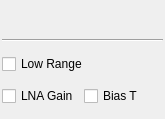
Before: the Qt Designer form plugins/samplesource/fcdproplus/fcdproplusgui.ui in f4exb/sdrangel, drawn with Qt 5.
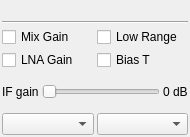
After: the same form once the commit is applied. Custom widgets are drawn as their Qt base class.

The edit to the form file:
```diff
--- a/plugins/samplesource/fcdproplus/fcdproplusgui.ui
+++ b/plugins/samplesource/fcdproplus/fcdproplusgui.ui
@@ -6,8 +6,8 @@
    <rect>
     <x>0</x>
     <y>0</y>
-    <width>165</width>
-    <height>119</height>
+    <width>190</width>
+    <height>137</height>
    </rect>
   </property>
   <property name="sizePolicy">
@@ -102,6 +102,13 @@
    </item>
    <item>
     <layout class="QHBoxLayout" name="horizontalLayoutR">
+     <item>
+      <widget class="QCheckBox" name="mixGain">
+       <property name="text">
+        <string>Mix Gain</string>
+       </property>
+      </widget>
+     </item>
      <item>
       <widget class="QCheckBox" name="checkBoxR">
        <property name="text">
@@ -129,6 +136,49 @@
      </item>
     </layout>
    </item>
+   <item>
+    <layout class="QHBoxLayout" name="horizontalLayout_IF">
+     <item>
+      <widget class="QLabel" name="label">
+       <property name="text">
+        <string>IF gain</string>
+       </property>
+      </widget>
+     </item>
+     <item>
+      <widget class="QSlider" name="ifGain">
+       <property name="orientation">
+        <enum>Qt::Horizontal</enum>
+       </property>
+      </widget>
+     </item>
+     <item>
+      <widget class="QLabel" name="ifGainText">
+       <property name="text">
+        <string>0 dB</string>
+       </property>
+      </widget>
+     </item>
+    </layout>
+   </item>
+   <item>
+    <layout class="QHBoxLayout" name="horizontalLayout_4">
+     <item>
+      <widget class="QComboBox" name="filterRF">
+       <property name="toolTip">
+        <string>RF filter</string>
+       </property>
+      </widget>
+     </item>
+     <item>
+      <widget class="QComboBox" name="filterIF">
+       <property name="toolTip">
+        <string>IF filter</string>
+       </property>
+      </widget>
+     </item>
+    </layout>
+   </item>
   </layout>
  </widget>
  <customwidgets>
```
